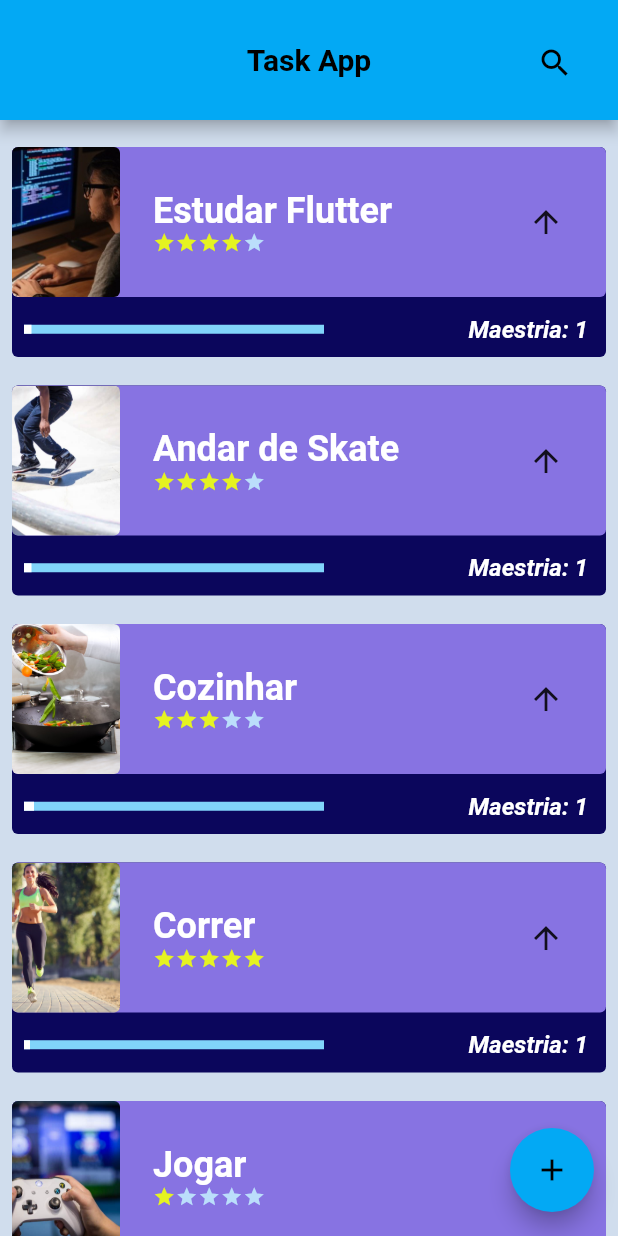
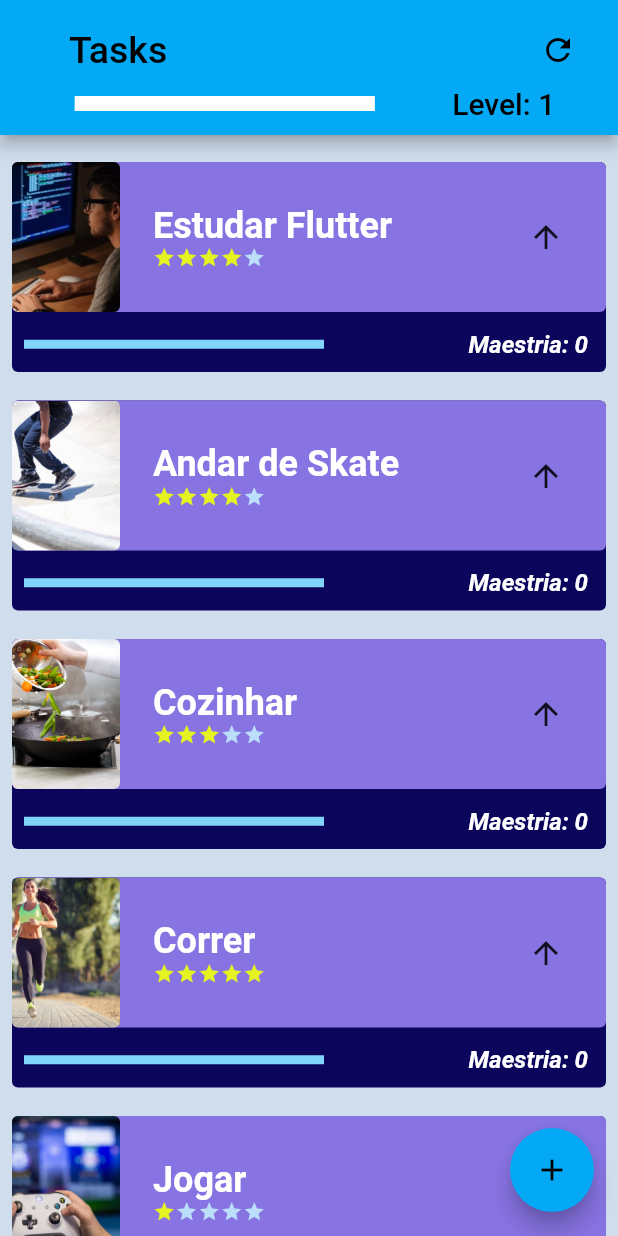
Before and after one commit to bath0ry/tasks_app_project, a Flutter app: the screen it shows after launch, on a phone screen of 412 x 824 dp. Run offline on Flutter 3.47's test engine with Material 2 defaults, Android fonts, the phone set to English and light mode, and no system bars.

Commit message:
add task inhertied/task user bar

```diff
--- a/lib/components/tasks_widget.dart
+++ b/lib/components/tasks_widget.dart
@@ -8,16 +8,14 @@ class Tasks extends StatefulWidget {
   final String foto;
   final int dificuldade;
 
-  const Tasks(this.nome, this.foto, this.dificuldade, {Key? key})
-      : super(key: key);
+  Tasks(this.nome, this.foto, this.dificuldade, {Key? key}) : super(key: key);
+  int level = 0;
 
   @override
   State<Tasks> createState() => _TasksState();
 }
 
 class _TasksState extends State<Tasks> {
-  int level = 1;
-
   bool assetOrNetwork() {
     if (widget.foto.contains('http')) {
       return false;
@@ -27,8 +25,8 @@ class _TasksState extends State<Tasks> {
 
   void levelUp() {
     setState(() {
-      if (level <= widget.dificuldade * 10) {
-        level++;
+      if (widget.level <= widget.dificuldade * 10) {
+        widget.level++;
       }
     });
   }
@@ -126,7 +124,7 @@ class _TasksState extends State<Tasks> {
                       child: LinearProgressIndicator(
                         color: Colors.white,
                         value: widget.dificuldade >= 0
-                            ? ((level / widget.dificuldade) / 10)
+                            ? ((widget.level / widget.dificuldade) / 10)
                             : 1,
                       ),
                     ),
@@ -134,7 +132,7 @@ class _TasksState extends State<Tasks> {
                   Padding(
                     padding: const EdgeInsets.all(12.0),
                     child: Text(
-                      'Maestria: $level',
+                      'Maestria: ${widget.level}',
                       style: const TextStyle(
                           color: Color.fromARGB(255, 255, 255, 255),
                           fontSize: 16,
--- a/lib/data/task_inherited.dart
+++ b/lib/data/task_inherited.dart
@@ -4,18 +4,44 @@ import 'package:flutter/material.dart';
 class TaskInherited extends InheritedWidget {
   TaskInherited({required super.child});
   final List<Tasks> taskList = [
-    Tasks('Estudar Flutter', 'assets/images/programmer.jpg', 4),
-    Tasks('Andar de Skate', 'assets/images/skateboarding.jpg', 4),
-    Tasks('Cozinhar', 'assets/images/cook.jpg', 3),
-    Tasks('Correr', 'assets/images/correr.jpg', 5),
+    Tasks(
+      'Estudar Flutter',
+      'assets/images/programmer.jpg',
+      4,
+      maestria: 1,
+    ),
+    Tasks(
+      'Andar de Skate',
+      'assets/images/skateboarding.jpg',
+      4,
+      maestria: 2,
+    ),
+    Tasks(
+      'Cozinhar',
+      'assets/images/cook.jpg',
+      3,
+      maestria: 3,
+    ),
+    Tasks(
+      'Correr',
+      'assets/images/correr.jpg',
+      5,
+      maestria: 4,
+    ),
     Tasks(
       'Jogar',
       'assets/images/controle.jpg',
       1,
+      maestria: 5,
     ),
   ];
   void newTask(String name, String photo, int difficulty) {
-    taskList.add(Tasks(name, photo, difficulty));
+    taskList.add(Tasks(
+      name,
+      photo,
+      difficulty,
+      maestria: 5,
+    ));
   }
 
   static TaskInherited of(BuildContext context) {
--- a/lib/page/form_page.dart
+++ b/lib/page/form_page.dart
@@ -16,6 +16,21 @@ class _FormPageState extends State<FormPage> {
   TextEditingController controllerDifficulty = TextEditingController();
   TextEditingController controllerImage = TextEditingController();
   final _formKey = GlobalKey<FormState>();
+  bool valueValidator(String? value) {
+    if (value != null && value.isEmpty) {
+      return true;
+    }
+    return false;
+  }
+
+  bool difficultyValidator(String? value) {
+    if (value != null && value.isEmpty) {
+      if (int.parse(value) > 5 && int.parse(value) < 1) {
+        return true;
+      }
+    }
+    return false;
+  }
 
   @override
   Widget build(BuildContext context) {
@@ -51,7 +66,7 @@ class _FormPageState extends State<FormPage> {
                             padding: const EdgeInsets.all(30),
                             child: TextFormField(
                               validator: (String? value) {
-                                if (value != null && value.isEmpty) {
+                                if (valueValidator(value)) {
                                   return 'Não há informações suficientes, insira um valor válido';
                                 }
                                 return null;
@@ -73,10 +88,8 @@ class _FormPageState extends State<FormPage> {
                           Padding(
                             padding: const EdgeInsets.all(10),
                             child: TextFormField(
-                              validator: (value) {
-                                if (value!.isEmpty ||
-                                    int.parse(value) > 5 ||
-                                    int.parse(value) < 1) {
+                              validator: (String? value) {
+                                if (difficultyValidator(value)) {
                                   return 'Valor menor que 1 ou maior que 5 são inválidos';
                                 }
                                 return null;
@@ -101,7 +114,7 @@ class _FormPageState extends State<FormPage> {
                             padding: const EdgeInsets.all(10),
                             child: TextFormField(
                               validator: (String? value) {
-                                if (value!.isEmpty) {
+                                if (valueValidator(value)) {
                                   return 'Não há informações suficientes, insira um valor válido';
                                 }
                                 return null;
--- a/lib/page/home_page.dart
+++ b/lib/page/home_page.dart
@@ -11,22 +11,50 @@ class HomePage extends StatefulWidget {
 }
 
 class _HomePage extends State<HomePage> {
+  int nivelUser = 1;
+  void updateLevel() {}
   @override
   Widget build(BuildContext context) {
     return Scaffold(
       appBar: AppBar(
-        toolbarHeight: 80,
-        centerTitle: true,
-        title: const Text(
-          'Task App',
-          style: TextStyle(fontSize: 20, fontWeight: FontWeight.w600),
+        toolbarHeight: 90,
+        title: Column(
+          mainAxisAlignment: MainAxisAlignment.spaceBetween,
+          children: [
+            Row(
+              mainAxisAlignment: MainAxisAlignment.spaceBetween,
+              children: [
+                Padding(
+                  padding: const EdgeInsets.only(left: 30),
+                  child: Text(
+                    'Tasks',
+                    style: TextStyle(fontSize: 25),
+                  ),
+                ),
+                IconButton(onPressed: () {}, icon: Icon(Icons.refresh))
+              ],
+            ),
+            Row(
+              mainAxisAlignment: MainAxisAlignment.spaceAround,
+              children: [
+                Padding(
+                  padding: const EdgeInsets.only(
+                    left: 8,
+                  ),
+                  child: Container(
+                    height: 10,
+                    width: 200,
+                    child: LinearProgressIndicator(
+                      color: Colors.white,
+                      value: 1,
+                    ),
+                  ),
+                ),
+                Text('Level: $nivelUser'),
+              ],
+            ),
+          ],
         ),
-        actions: const [
-          Padding(
-            padding: EdgeInsets.all(30),
-            child: Icon(Icons.search),
-          )
-        ],
       ),
       body: Container(
         color: const Color.fromARGB(255, 208, 221, 237),
```
Also changed, not shown: lib/data/user_bar_inherited.dart (added).
